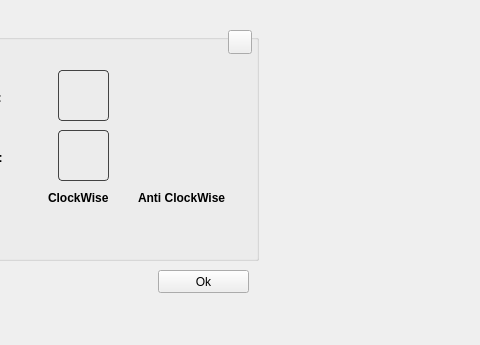
Makeblock-official/mDrawBot, file mDrawGui/EggSetup.ui: the form before one commit; both pictures show x 132 to 612 and y 0 to 345 of the 884 by 345 pixel window.
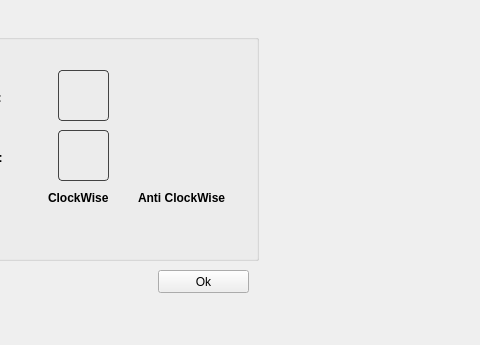
The form after the commit. Icons and pictures are not drawn.

Commit message: delete some Invalid button

The edit to the form file:
```diff
--- a/mDrawGui/EggSetup.ui
+++ b/mDrawGui/EggSetup.ui
@@ -136,33 +136,6 @@
      <pixmap resource="images.qrc">:/images/stepping_motor-anticlockwise.png</pixmap>
     </property>
    </widget>
-   <widget class="QPushButton" name="pushButton">
-    <property name="geometry">
-     <rect>
-      <x>350</x>
-      <y>10</y>
-      <width>24</width>
-      <height>24</height>
-     </rect>
-    </property>
-    <property name="styleSheet">
-     <string notr="true"> QPushButton {
-	border-image: url(:/images/help-icon.png) 0;
- }
-
- QPushButton:hover {
-	border-image: url(:/images/help-icon-hover.png) 0;
- }
-
- QPushButton:pressed  {
-	border-image: url(:/images/help-icon-click.png) 0;
- }
-</string>
-    </property>
-    <property name="text">
-     <string/>
-    </property>
-   </widget>
    <widget class="QLabel" name="label_5">
     <property name="geometry">
      <rect>
```
The commit also changes 19 other files.
